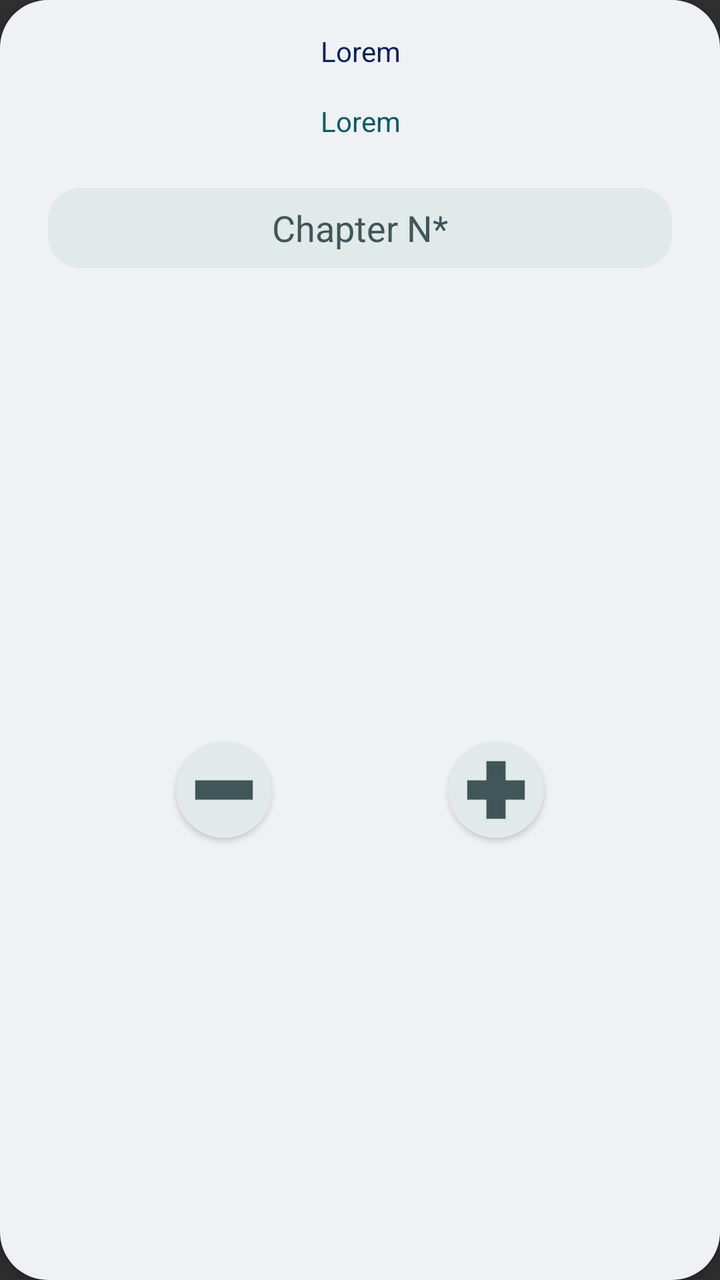
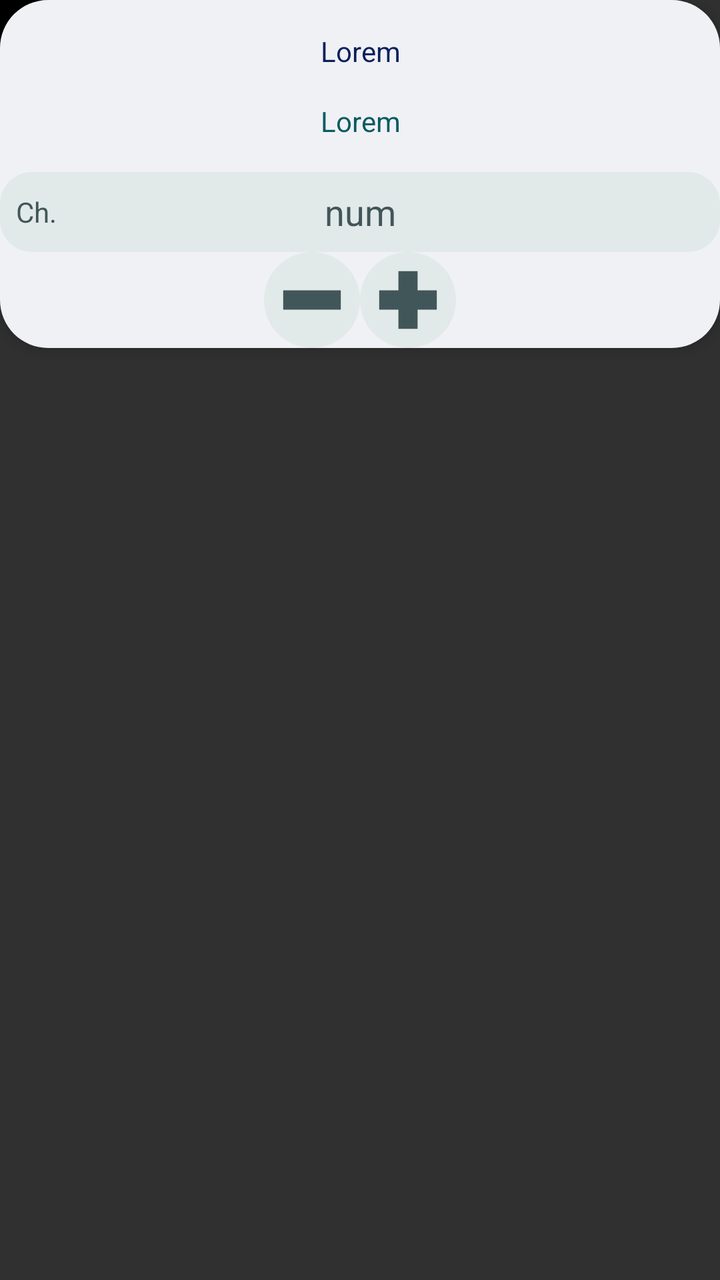

The first picture is an Android layout as it rendered before a commit; the second is the same layout after the commit. The layout source and the unified diff follow.
<!-- AndroidManifest.xml: application theme Theme.MangaCheck -->
<!-- res/layout/info_reading_dialog.xml -->
<?xml version="1.0" encoding="utf-8"?>
<androidx.constraintlayout.widget.ConstraintLayout
    xmlns:android="http://schemas.android.com/apk/res/android"
    xmlns:app="http://schemas.android.com/apk/res-auto"
    android:layout_width="match_parent"
    android:layout_height="wrap_content"
    android:background="@drawable/basic_surface"
    android:elevation="4dp">

    <LinearLayout
        android:id="@+id/titolo_descrizione_capitolo"
        android:layout_width="match_parent"
        android:layout_height="wrap_content"
        android:orientation="vertical"
        android:gravity="center">

        <TextView
            android:id="@+id/manga_title"
            android:layout_width="match_parent"
            android:layout_height="wrap_content"
            android:textColor="?colorOnPrimaryContainer"
            android:text="Lorem"
            android:gravity="center"
            android:layout_marginBottom="@dimen/card_elements_margin"
            android:layout_marginTop="@dimen/card_elements_margin"/>

        <TextView
            android:id="@+id/manga_description"
            android:layout_width="match_parent"
            android:layout_height="wrap_content"
            android:textColor="?colorOnSecondaryContainer"
            android:text="Lorem"
            android:gravity="center"
            android:layout_marginBottom="@dimen/card_elements_margin"/>

        <EditText
            android:id="@+id/chapter_number"
            android:layout_width="match_parent"
            android:layout_height="@dimen/form_input_H"
            android:layout_marginHorizontal="@dimen/card_horizontal_margin"
            android:layout_marginTop="@dimen/card_top_margin"
            android:background="@drawable/basic_surface_variant"
            android:hint="@string/add_comic_ch_number"
            android:inputType="number"
            android:textAlignment="center"
            android:textColor="?colorOnSurfaceVariant"
            android:textColorHint="?colorOnSurfaceVariant"
            android:autofillHints="chapter"/>
    </LinearLayout>

    <Button
        android:id="@+id/dec_button"
        android:layout_width="@dimen/card_icon_button"
        android:layout_height="@dimen/card_icon_button"
        android:layout_marginTop="32dp"
        android:layout_marginBottom="16dp"
        android:background="@drawable/minus_button"
        app:layout_constraintBottom_toBottomOf="parent"
        app:layout_constraintEnd_toStartOf="@+id/inc_button"
        app:layout_constraintStart_toStartOf="parent"
        app:layout_constraintTop_toBottomOf="@+id/titolo_descrizione_capitolo" />

    <Button
        android:id="@+id/inc_button"
        android:layout_width="@dimen/card_icon_button"
        android:layout_height="@dimen/card_icon_button"
        android:layout_marginTop="32dp"
        android:layout_marginBottom="16dp"
        android:background="@drawable/plus_button"
        app:layout_constraintBottom_toBottomOf="parent"
        app:layout_constraintEnd_toEndOf="parent"
        app:layout_constraintStart_toEndOf="@+id/dec_button"
        app:layout_constraintTop_toBottomOf="@+id/titolo_descrizione_capitolo" />


</androidx.constraintlayout.widget.ConstraintLayout>
<!-- resources referenced by this layout -->
<resources>
  <dimen name="card_elements_margin">16dp</dimen>
  <dimen name="card_horizontal_margin">24dp</dimen>
  <dimen name="card_icon_button">48dp</dimen>
  <dimen name="card_top_margin">8dp</dimen>
  <dimen name="form_input_H">40dp</dimen>
  <!-- drawable basic_surface (drawable) -->
  <?xml version="1.0" encoding="utf-8"?>
  <shape xmlns:android="http://schemas.android.com/apk/res/android"
      android:shape="rectangle">
      <solid android:color="?colorSurface" />
      <corners android:radius="@dimen/card_corner_radius" />
  </shape>
  <!-- drawable basic_surface_variant (drawable) -->
  <?xml version="1.0" encoding="utf-8"?>
  <shape xmlns:android="http://schemas.android.com/apk/res/android"
      android:shape="rectangle">
      <solid android:color="?colorSurfaceVariant" />
      <corners android:radius="@dimen/form_button_corner_radius" />
  </shape>
  <!-- drawable minus_button (drawable) -->
  <layer-list xmlns:android="http://schemas.android.com/apk/res/android">
      <item>
          <shape android:shape="oval">
              <solid android:color="?colorSurfaceVariant" />
          </shape>
      </item>
  
      <item>
          <vector
              android:width="24dp"
              android:height="24dp"
              android:autoMirrored="true"
              android:tint="?colorOnSurfaceVariant"
              android:viewportWidth="10"
              android:viewportHeight="10">
              <path
                  android:fillColor="@android:color/white"
                  android:pathData="M 4 4 L 6 4 L 8 4 L 8 6 L 6 6 L 4 6 L 2 6 L 2 4" />
          </vector>
      </item>
  </layer-list>
  <!-- drawable plus_button (drawable) -->
  <layer-list xmlns:android="http://schemas.android.com/apk/res/android">
      <item>
          <shape android:shape="oval">
              <solid android:color="?colorSurfaceVariant" />
          </shape>
      </item>
  
      <item>
          <vector
              android:width="10dp"
              android:height="10dp"
              android:autoMirrored="true"
              android:tint="?colorOnSurfaceVariant"
              android:viewportWidth="10"
              android:viewportHeight="10">
              <path
                  android:fillColor="@android:color/white"
                  android:pathData="M 4 4 L 4 2 L 6 2 L 6 4 L 8 4 L 8 6 L 6 6 L 6 8 L 4 8 L 4 6 L 2 6 L 2 4" />
          </vector>
      </item>
  </layer-list>
  <string name="add_comic_ch_number">Chapter N*</string>
  <dimen name="card_corner_radius">24dp</dimen>
  <dimen name="form_button_corner_radius">16dp</dimen>
  <color name="primary_35">#1038A2</color>
  <color name="primary_80">#A3B9F5</color>
  <color name="white">#FFFFFFFF</color>
  <color name="primary_20">#0A205C</color>
  <color name="secondary_35">#0A9FA9</color>
  <color name="secondary_80">#9FF4F9</color>
  <color name="secondary_20">#065B60</color>
  <color name="tertiary_35">#3D4C76</color>
  <color name="tertiary_80">#BCC4DC</color>
  <color name="tertiary_20">#232B43</color>
  <color name="error_35">#B22200</color>
  <color name="error_80">#FFAC99</color>
  <color name="error_20">#661300</color>
  <color name="Natural_80">#C4C9D4</color>
  <color name="Natural_10">#16181D</color>
  <color name="Natural_95">#F0F1F4</color>
  <color name="Natural_20">#2B303B</color>
  <color name="VNatural_90">#E2E9E9</color>
  <color name="VNatural_30">#415658</color>
  <color name="VNatural_50">#6C9093</color>
  <color name="VNatural_80">#C4D3D4</color>
  <style name="mySpinnerItemSelectedStyle" parent="@android:style/Widget.Holo.TextView.SpinnerItem">
          <item name="android:textColor">@color/black</item>
      </style>
  <color name="black">#FF000000</color>
  <!-- unchanged entries left out for length: 1 -->
</resources>

<!-- the commit's change to res/layout/info_reading_dialog.xml (unified diff, before → after) -->
@@ -1,18 +1,21 @@
 <?xml version="1.0" encoding="utf-8"?>
-<androidx.constraintlayout.widget.ConstraintLayout
+<FrameLayout
     xmlns:android="http://schemas.android.com/apk/res/android"
-    xmlns:app="http://schemas.android.com/apk/res-auto"
     android:layout_width="match_parent"
-    android:layout_height="wrap_content"
-    android:background="@drawable/basic_surface"
-    android:elevation="4dp">
+    android:layout_height="wrap_content">
+
+    <Button
+        android:layout_width="@dimen/card_icon_button"
+        android:layout_height="@dimen/card_icon_button"
+        android:background="@color/black"/>
 
     <LinearLayout
+        android:background="@drawable/basic_surface"
+        android:elevation="4dp"
         android:id="@+id/titolo_descrizione_capitolo"
         android:layout_width="match_parent"
         android:layout_height="wrap_content"
-        android:orientation="vertical"
-        android:gravity="center">
+        android:orientation="vertical">
 
         <TextView
             android:id="@+id/manga_title"
@@ -33,44 +36,71 @@
             android:gravity="center"
             android:layout_marginBottom="@dimen/card_elements_margin"/>
 
-        <EditText
-            android:id="@+id/chapter_number"
-            android:layout_width="match_parent"
-            android:layout_height="@dimen/form_input_H"
-            android:layout_marginHorizontal="@dimen/card_horizontal_margin"
-            android:layout_marginTop="@dimen/card_top_margin"
-            android:background="@drawable/basic_surface_variant"
-            android:hint="@string/add_comic_ch_number"
-            android:inputType="number"
-            android:textAlignment="center"
-            android:textColor="?colorOnSurfaceVariant"
-            android:textColorHint="?colorOnSurfaceVariant"
-            android:autofillHints="chapter"/>
+        <include layout="@layout/chapter_number_input" />
+
+        <include layout="@layout/dec_inc_buttons"/>
     </LinearLayout>
+</FrameLayout>
+<!-- res/layout/chapter_number_input.xml (included above) -->
+<?xml version="1.0" encoding="utf-8"?>
+<FrameLayout xmlns:android="http://schemas.android.com/apk/res/android"
+    android:id="@+id/chapter_number"
+    android:layout_width="match_parent"
+    android:layout_height="@dimen/form_input_H"
+    android:layout_marginHorizontal="@dimen/card_margin"
+    android:layout_marginTop="@dimen/card_margin"
+    android:autofillHints="chapter"
+    android:background="@drawable/basic_surface_variant">
+
+    <TextView
+        android:layout_width="wrap_content"
+        android:layout_height="wrap_content"
+        android:layout_gravity="center_vertical"
+        android:paddingStart="8sp"
+        android:paddingEnd="0dp"
+        android:text="@string/chapter_abbreviations"
+        android:textColor="?colorOnSurfaceVariant" />
+
+    <EditText
+        android:id="@+id/chapter_input"
+        android:layout_width="match_parent"
+        android:layout_height="wrap_content"
+        android:layout_gravity="center"
+        android:layout_marginHorizontal="@dimen/card_margin"
+        android:autofillHints="chapter_number"
+        android:background=""
+        android:hint="@string/chapter_abbreviation_number"
+        android:inputType="number"
+        android:textAlignment="center"
+        android:textColor="?colorOnSurfaceVariant"
+        android:textColorHint="?colorOnSurfaceVariant" />
+</FrameLayout>
+<!-- res/layout/dec_inc_buttons.xml (included above) -->
+<?xml version="1.0" encoding="utf-8"?>
+<LinearLayout xmlns:android="http://schemas.android.com/apk/res/android"
+    android:orientation="horizontal"
+    android:layout_width="wrap_content"
+    android:layout_height="wrap_content"
+    android:layout_marginTop="@dimen/card_margin"
+    android:layout_marginBottom="@dimen/card_margin"
+    android:layout_gravity="center_horizontal">
 
     <Button
         android:id="@+id/dec_button"
         android:layout_width="@dimen/card_icon_button"
         android:layout_height="@dimen/card_icon_button"
-        android:layout_marginTop="32dp"
-        android:layout_marginBottom="16dp"
         android:background="@drawable/minus_button"
-        app:layout_constraintBottom_toBottomOf="parent"
-        app:layout_constraintEnd_toStartOf="@+id/inc_button"
-        app:layout_constraintStart_toStartOf="parent"
-        app:layout_constraintTop_toBottomOf="@+id/titolo_descrizione_capitolo" />
+        android:layout_gravity="start"
+        android:layout_marginEnd="@dimen/dec_inc_distance"
+        style="?android:attr/buttonBarButtonStyle" />
 
     <Button
         android:id="@+id/inc_button"
         android:layout_width="@dimen/card_icon_button"
         android:layout_height="@dimen/card_icon_button"
-        android:layout_marginTop="32dp"
-        android:layout_marginBottom="16dp"
         android:background="@drawable/plus_button"
-        app:layout_constraintBottom_toBottomOf="parent"
-        app:layout_constraintEnd_toEndOf="parent"
-        app:layout_constraintStart_toEndOf="@+id/dec_button"
-        app:layout_constraintTop_toBottomOf="@+id/titolo_descrizione_capitolo" />
+        android:layout_gravity="end"
+        android:layout_marginStart="@dimen/dec_inc_distance"
+        style="?android:attr/buttonBarButtonStyle" />
 
-
-</androidx.constraintlayout.widget.ConstraintLayout>
+</LinearLayout>
<!-- resource entries referenced after the edit -->
@@ -1,9 +1,7 @@
 <!-- resources referenced by this layout -->
 <resources>
   <dimen name="card_elements_margin">16dp</dimen>
-  <dimen name="card_horizontal_margin">24dp</dimen>
   <dimen name="card_icon_button">48dp</dimen>
-  <dimen name="card_top_margin">8dp</dimen>
   <dimen name="form_input_H">40dp</dimen>
   <!-- drawable basic_surface (drawable) -->
   <?xml version="1.0" encoding="utf-8"?>
@@ -63,7 +61,8 @@
           </vector>
       </item>
   </layer-list>
-  <string name="add_comic_ch_number">Chapter N*</string>
+  <string name="chapter_abbreviation_number">num</string>
+  <string name="chapter_abbreviations">Ch.</string>
   <dimen name="card_corner_radius">24dp</dimen>
   <dimen name="form_button_corner_radius">16dp</dimen>
   <color name="primary_35">#1038A2</color>
